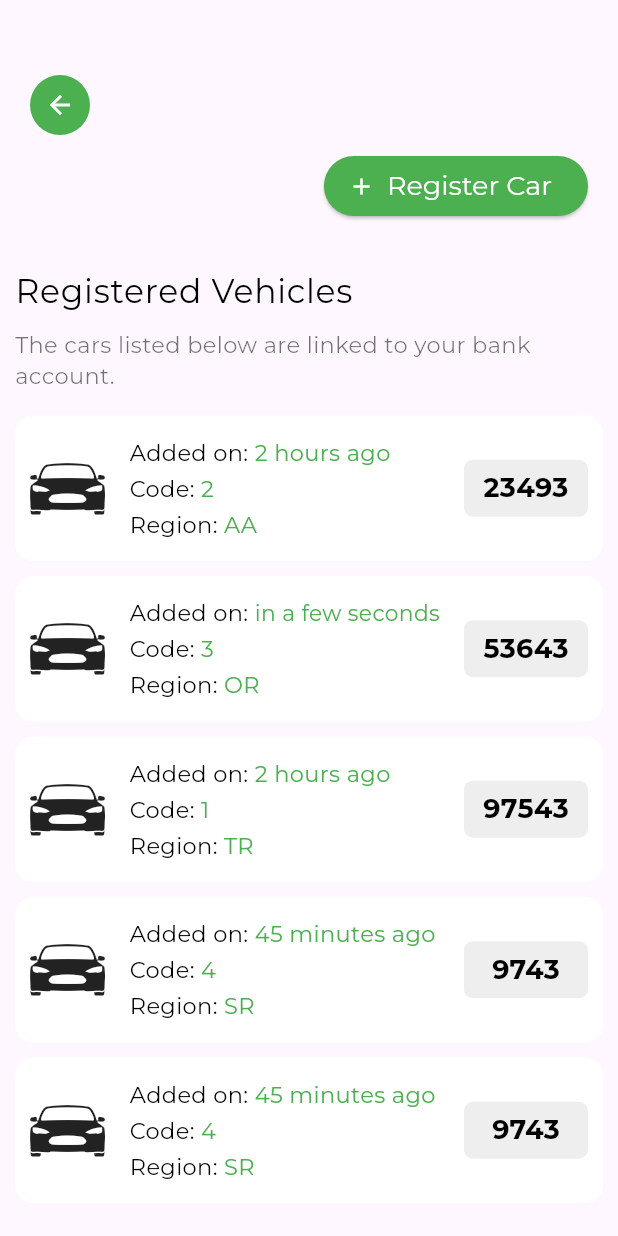
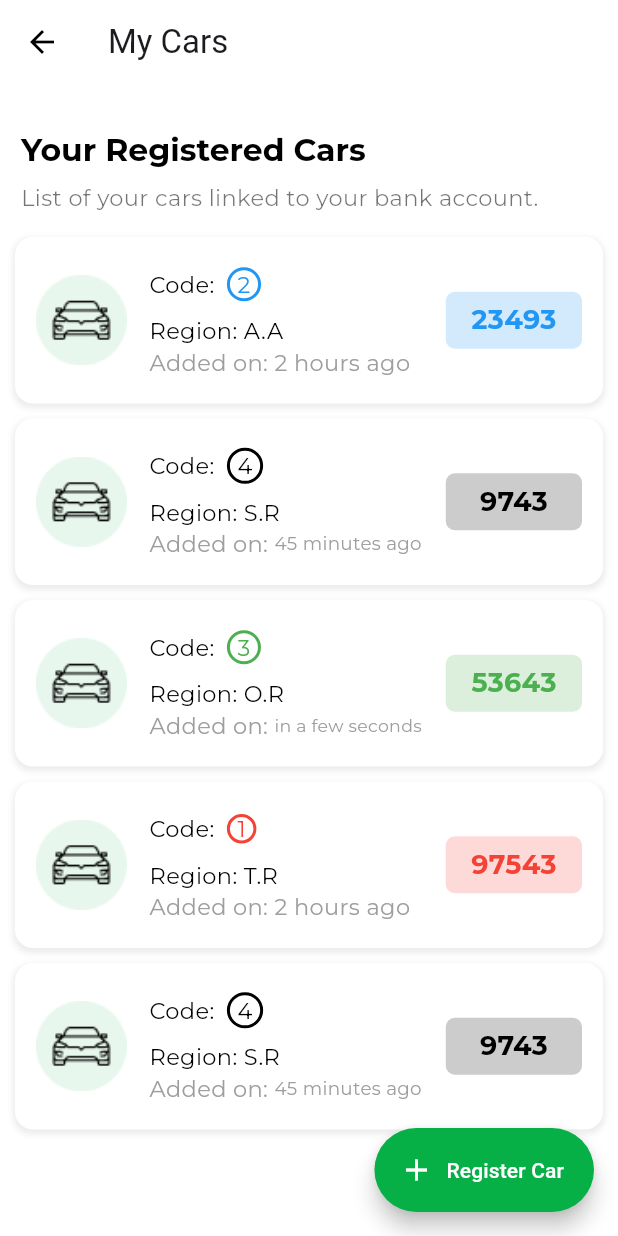
Before and after one commit to Edil-Ayehu/nedaj, a Flutter app: the MyCarsPage screen opened directly, on a phone screen of 412 x 824 dp. Run offline on Flutter 3.47's test engine with Material 3 defaults, Android fonts, the phone set to English and light mode, and no system bars; our stand-ins replace fancy_shimmer_image, fluentui_system_icons, gap, get, google_fonts, hive and 8 more; missing offline and left inert: qr_code_scanner; accounts and stored records are empty.

Commit message:
my cars page UI completed.

```diff
--- a/lib/export.dart
+++ b/lib/export.dart
@@ -17,13 +17,13 @@ export 'package:nedaj/main%20services/pay%20by%20qr/pay_by_qr_generate_page.dart
 export 'package:nedaj/main%20services/stand%20by/screens/stand_by_code_page.dart';
 export 'package:lottie/lottie.dart';
 export 'package:nedaj/widgets/station_container.dart';
-export 'package:nedaj/widgets/registered_car_container.dart';
+export 'package:nedaj/screens/my%20cars%20screen/widgets/registered_car_container.dart';
 export 'package:nedaj/localization/app_translations.dart';
 export 'package:get/get.dart';
 export 'package:nedaj/utils/app_theme.dart';
 export 'package:hive/hive.dart';
 export 'package:nedaj/controllers/language_controller.dart';
-export 'package:nedaj/screens/my_cars_screen.dart';
+export 'package:nedaj/screens/my%20cars%20screen/my_cars_screen.dart';
 export 'package:hive_flutter/adapters.dart';
 export 'package:path_provider/path_provider.dart';
 export 'package:nedaj/localization/translations/am_et.dart';
--- a/lib/models/car_model.dart
+++ b/lib/models/car_model.dart
@@ -16,31 +16,31 @@ class Car {
       plateNumber: 23493,
       code: 2,
       addedTime: '2 hours ago',
-      region: 'AA',
+      region: 'A.A',
+    ),
+    Car(
+      plateNumber: 09743,
+      code: 4,
+      addedTime: '45 minutes ago',
+      region: 'S.R',
     ),
     Car(
       plateNumber: 53643,
       code: 3,
       addedTime: 'in a few seconds',
-      region: 'OR',
+      region: 'O.R',
     ),
     Car(
       plateNumber: 97543,
       code: 1,
       addedTime: '2 hours ago',
-      region: 'TR',
+      region: 'T.R',
     ),
     Car(
       plateNumber: 09743,
       code: 4,
       addedTime: '45 minutes ago',
-      region: 'SR',
-    ),
-    Car(
-      plateNumber: 09743,
-      code: 4,
-      addedTime: '45 minutes ago',
-      region: 'SR',
+      region: 'S.R',
     ),
   ];
 }
--- /dev/null
+++ b/lib/screens/my cars screen/my_cars_screen.dart
@@ -0,0 +1,80 @@
+import 'package:nedaj/export.dart';
+
+class MyCarsPage extends StatelessWidget {
+  const MyCarsPage({super.key});
+
+  @override
+  Widget build(BuildContext context) {
+    return AnnotatedRegion<SystemUiOverlayStyle>(
+      value: SystemUiOverlayStyle.light.copyWith(
+        statusBarIconBrightness: Brightness.dark,
+        statusBarBrightness: Brightness.light,
+      ),
+      child: Scaffold(
+        backgroundColor: Colors.white,
+        floatingActionButton: FloatingActionButton.extended(
+          foregroundColor: Colors.white,
+          backgroundColor: Constants.primaryColor,
+          onPressed: () {},
+          label: Text('Register Car'),
+          icon: Icon(Icons.add),
+        ),
+        appBar: AppBar(
+          backgroundColor: Colors.white,
+          title: Text(
+            'my_cars'.tr,
+            style: Theme.of(context).textTheme.headlineSmall!.copyWith(
+                  fontSize: 22,
+                ),
+          ),
+        ),
+        body: Column(
+          crossAxisAlignment: CrossAxisAlignment.start,
+          children: [
+            Gap(30),
+            Padding(
+              padding: const EdgeInsets.symmetric(horizontal: 14.0),
+              child: Text(
+                'Your Registered Cars',
+                textScaler: TextScaler.linear(1),
+                style: Theme.of(context).textTheme.titleLarge!.copyWith(
+                      fontSize: 21,
+                      fontWeight: FontWeight.bold,
+                    ),
+              ),
+            ),
+            Gap(8),
+            Padding(
+              padding: const EdgeInsets.symmetric(horizontal: 14.0),
+              child: Text(
+                'List of your cars linked to your bank account.',
+                textScaler: TextScaler.linear(1),
+                style: Theme.of(context).textTheme.bodyMedium!.copyWith(
+                      color: Colors.black54,
+                      fontSize: 15,
+                    ),
+              ),
+            ),
+            Gap(16),
+            Expanded(
+              child: ListView.builder(
+                shrinkWrap: true,
+                padding: EdgeInsets.zero,
+                itemCount: Car.registeredVehicles.length,
+                itemBuilder: (context, index) {
+                  final vehicle = Car.registeredVehicles[index];
+                  return RegisteredCarContainer(
+                    addedTime: vehicle.addedTime,
+                    region: vehicle.region,
+                    code: vehicle.code,
+                    plateNumber: vehicle.plateNumber,
+                  );
+                },
+              ),
+            )
+          ],
+        ),
+      ),
+    );
+  }
+}
--- a/lib/widgets/registered_car_container.dart
+++ b/lib/screens/my cars screen/widgets/registered_car_container.dart
@@ -1,4 +1,3 @@
-import 'package:flutter/cupertino.dart';
 import 'package:nedaj/export.dart';
 
 class RegisteredCarContainer extends StatelessWidget {
@@ -6,6 +5,7 @@ class RegisteredCarContainer extends StatelessWidget {
   final String region;
   final int code;
   final int plateNumber;
+
   const RegisteredCarContainer({
     super.key,
     required this.addedTime,
@@ -14,68 +14,82 @@ class RegisteredCarContainer extends StatelessWidget {
     required this.plateNumber,
   });
 
+  Color _getColorForCode(int code) {
+    switch (code) {
+      case 1:
+        return Colors.red;
+      case 2:
+        return Colors.blue;
+      case 3:
+        return Colors.green;
+      case 4:
+        return Colors.black;
+      default:
+        return Colors.grey;
+    }
+  }
+
   @override
   Widget build(BuildContext context) {
+    final codeColor = _getColorForCode(code);
     return Container(
-      padding: EdgeInsets.symmetric(horizontal: 10, vertical: 14),
+      padding: EdgeInsets.symmetric(horizontal: 14, vertical: 14),
       margin: EdgeInsets.only(left: 10, right: 10, bottom: 10),
       decoration: BoxDecoration(
         color: Colors.white,
         borderRadius: BorderRadius.circular(12),
+        boxShadow: [
+          BoxShadow(
+            color: Colors.grey.withOpacity(0.2),
+            spreadRadius: 1,
+            blurRadius: 3,
+            offset: Offset(0, 2),
+          ),
+        ],
       ),
       child: Row(
         children: [
           Expanded(
-            child: Icon(CupertinoIcons.car_detailed, size: 50),
+            flex: 2,
+            child: Image.asset(
+              'assets/images/my_car_image.png',
+              height: 60,
+              width: 60,
+              fit: BoxFit.cover,
+            ),
           ),
-          Gap(25),
+          Gap(15),
           Expanded(
-            flex: 5,
+            flex: 6,
             child: Column(
               crossAxisAlignment: CrossAxisAlignment.start,
               children: [
                 Row(
                   children: [
                     Text(
-                      'Added on: ',
+                      'Code:  ',
                       textScaler: TextScaler.linear(1),
                       style: Theme.of(context).textTheme.bodyMedium!.copyWith(
                             fontSize: 15,
                           ),
                     ),
-                    Flexible(
-                      child: FittedBox(
-                        fit: BoxFit.contain,
-                        child: Text(
-                          addedTime,
-                          textScaler: TextScaler.linear(1),
-                          style:
-                              Theme.of(context).textTheme.bodyMedium!.copyWith(
-                                    color: Colors.green,
-                                    fontSize: 15,
-                                  ),
+                    Container(
+                      padding: EdgeInsets.all(5),
+                      decoration: BoxDecoration(
+                        shape: BoxShape.circle,
+                        border: Border.all(
+                          color: codeColor,
+                          width: 2,
                         ),
                       ),
-                    ),
-                  ],
-                ),
-                Gap(3),
-                Row(
-                  children: [
-                    Text(
-                      'Code: ',
-                      textScaler: TextScaler.linear(1),
-                      style: Theme.of(context).textTheme.bodyMedium!.copyWith(
-                            fontSize: 15,
-                          ),
-                    ),
-                    Text(
-                      '$code',
-                      textScaler: TextScaler.linear(1),
-                      style: Theme.of(context).textTheme.bodyMedium!.copyWith(
-                            color: Colors.green,
-                            fontSize: 15,
-                          ),
+                      child: Text(
+                        '$code',
+                        textScaler: TextScaler.linear(1),
+                        style: Theme.of(context).textTheme.bodyMedium!.copyWith(
+                              color: codeColor,
+                              fontSize: 15,
+                            ),
+                      ),
                     ),
                   ],
                 ),
@@ -93,23 +107,50 @@ class RegisteredCarContainer extends StatelessWidget {
                       region,
                       textScaler: TextScaler.linear(1),
                       style: Theme.of(context).textTheme.bodyMedium!.copyWith(
-                            color: Colors.green,
+                            color: Colors.black,
                             fontSize: 15,
                           ),
                     ),
                   ],
                 ),
+                Row(
+                  children: [
+                    Text(
+                      'Added on: ',
+                      textScaler: TextScaler.linear(1),
+                      style: Theme.of(context).textTheme.bodyMedium!.copyWith(
+                            fontSize: 15,
+                            color: Colors.grey,
+                          ),
+                    ),
+                    Flexible(
+                      child: FittedBox(
+                        fit: BoxFit.contain,
+                        child: Text(
+                          addedTime,
+                          textScaler: TextScaler.linear(1),
+                          style:
+                              Theme.of(context).textTheme.bodyMedium!.copyWith(
+                                    fontSize: 15,
+                                    color: Colors.grey,
+                                  ),
+                        ),
+                      ),
+                    ),
+                  ],
+                ),
+                Gap(3),
               ],
             ),
           ),
           Gap(16),
           Expanded(
-            flex: 2,
+            flex: 3,
             child: Container(
               alignment: Alignment.center,
               padding: EdgeInsets.symmetric(horizontal: 10, vertical: 6),
               decoration: BoxDecoration(
-                color: Colors.grey.shade200,
+                color: codeColor.withOpacity(0.2),
                 borderRadius: BorderRadius.circular(6),
               ),
               child: FittedBox(
@@ -118,7 +159,7 @@ class RegisteredCarContainer extends StatelessWidget {
                   '$plateNumber',
                   textScaler: TextScaler.linear(1),
                   style: Theme.of(context).textTheme.bodyMedium!.copyWith(
-                        color: Colors.black,
+                        color: codeColor,
                         fontWeight: FontWeight.bold,
                       ),
                 ),
--- a/lib/screens/my_cars_screen.dart
+++ /dev/null
@@ -1,103 +0,0 @@
-import 'package:nedaj/export.dart';
-
-class MyCarsPage extends StatelessWidget {
-  const MyCarsPage({super.key});
-
-  @override
-  Widget build(BuildContext context) {
-    return AnnotatedRegion<SystemUiOverlayStyle>(
-      value: SystemUiOverlayStyle.light.copyWith(
-        statusBarIconBrightness: Brightness.dark, // For light icons
-        statusBarBrightness: Brightness.light, // For dark background
-      ),
-      child: Scaffold(
-        body: Column(
-          crossAxisAlignment: CrossAxisAlignment.start,
-          children: [
-            // back arrow
-            Padding(
-              padding: const EdgeInsets.only(top: 50.0, left: 20),
-              child: GestureDetector(
-                onTap: () {
-                  Get.back();
-                },
-                child: Container(
-                  width: 40,
-                  height: 40,
-                  decoration: BoxDecoration(
-                    color: Colors.green,
-                    shape: BoxShape.circle,
-                  ),
-                  child: Icon(
-                    Icons.arrow_back,
-                    color: Colors.white,
-                    size: 20,
-                  ),
-                ),
-              ),
-            ),
-            Gap(10),
-            // register car button
-            Padding(
-              padding: const EdgeInsets.only(right: 20.0),
-              child: Align(
-                alignment: Alignment.centerRight,
-                child: ElevatedButton.icon(
-                  onPressed: () {},
-                  label: Text(
-                    'register_car'.tr,
-                    textScaler: TextScaler.linear(1),
-                  ),
-                  icon: Icon(Icons.add),
-                ),
-              ),
-            ),
-            Gap(30),
-            Padding(
-              padding: const EdgeInsets.symmetric(horizontal: 10.0),
-              child: Text(
-                'registered_vehicles'.tr,
-                textScaler: TextScaler.linear(1),
-                style: Theme.of(context).textTheme.bodyLarge!.copyWith(
-                      fontSize: 22,
-                    ),
-              ),
-            ),
-            Gap(8),
-            Padding(
-              padding: const EdgeInsets.symmetric(horizontal: 10.0),
-              child: Text(
-                'linked_cars'.tr,
-                textScaler: TextScaler.linear(1),
-                style: Theme.of(context).textTheme.bodyMedium!.copyWith(
-                      color: Colors.black54,
-                      fontSize: 15,
-                    ),
-              ),
-            ),
-            Gap(16),
-
-            // list of registered cars
-
-            Expanded(
-              child: ListView.builder(
-                shrinkWrap: true,
-                padding: EdgeInsets.zero,
-                itemCount: Car.registeredVehicles.length,
-                itemBuilder: (context, index) {
-                  final vehicle = Car.registeredVehicles[index];
-                  return RegisteredCarContainer(
-                    addedTime: vehicle.addedTime,
-                    region: vehicle.region,
-                    code: vehicle.code,
-                    plateNumber: vehicle.plateNumber,
-                  );
-                },
-              ),
-            )
-          ],
-        ),
-      ),
-    );
-  }
-}
```
Also changed, not shown: assets/images/my_car_image.png (added).
